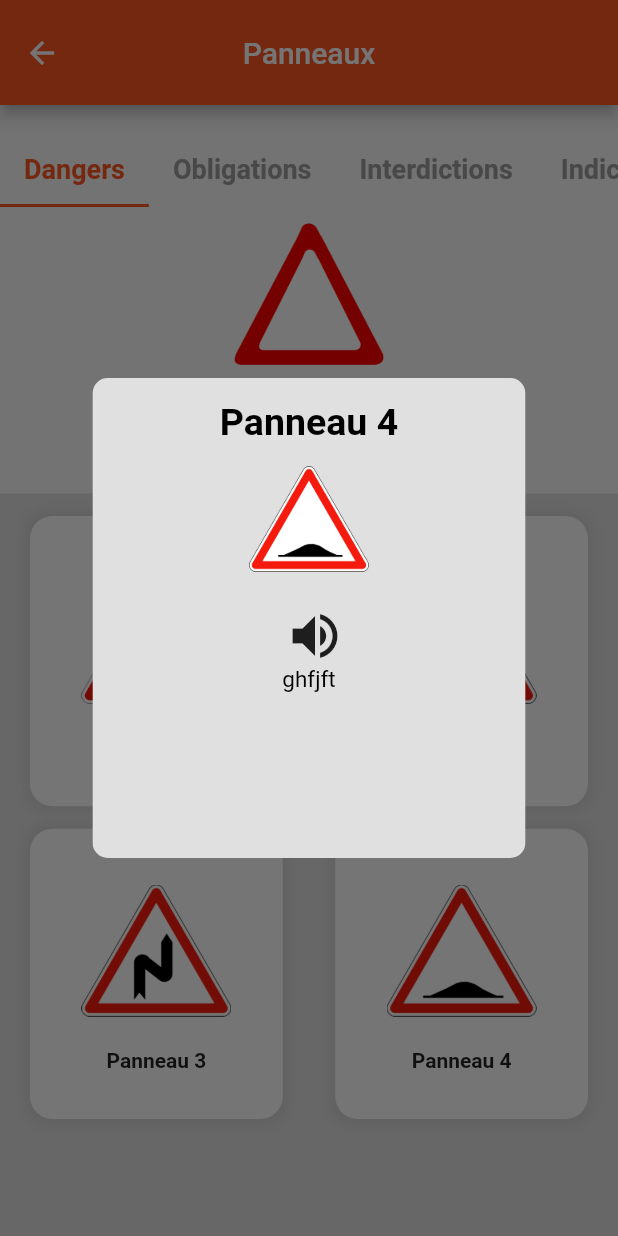
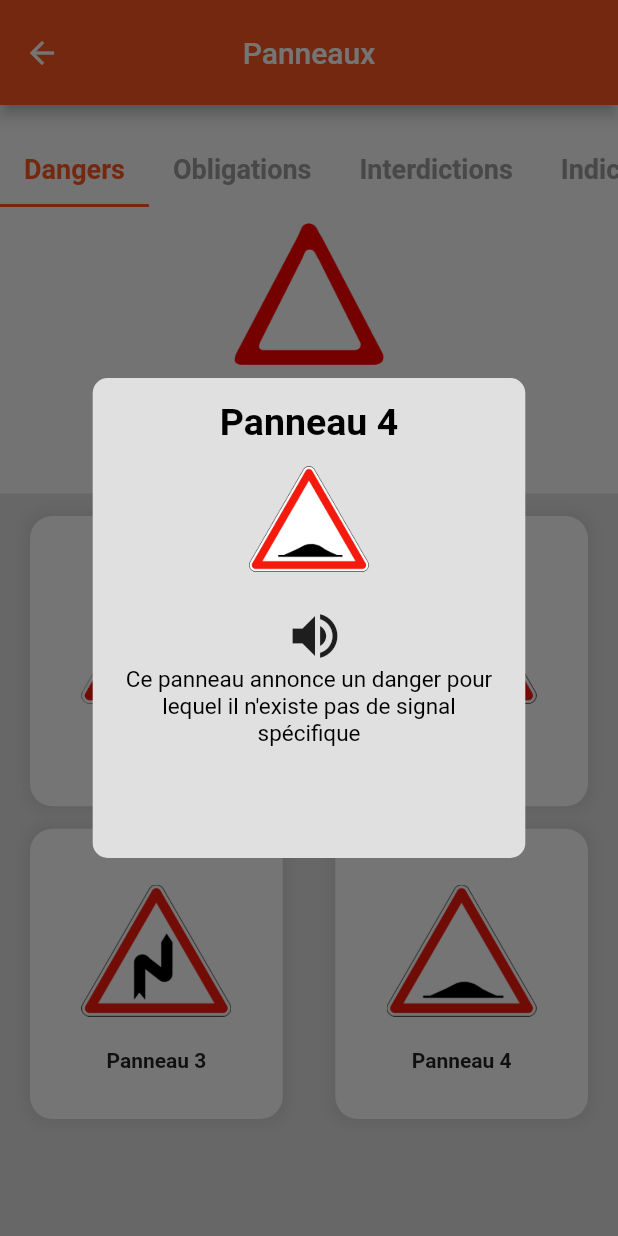
Before and after one commit to diakaliakonate5/Groupe_Flutter_Front-end, a Flutter app: the DetailsPanneau screen opened directly, after a tap on "Panneau 4", on a phone screen of 412 x 824 dp. Run offline on Flutter 3.47's test engine with Material 2 defaults, Android fonts, the light colour scheme and no system bars; our stand-ins replace audioplayers.

Commit message:
Updated Panels content

```diff
--- a/lib/ListCategories.dart
+++ b/lib/ListCategories.dart
@@ -18,3 +18,8 @@ List categoryAudio = ["voices/danger/Danger.mp3", "voices/obligation/obligation.
 
 ///List of panels by category
 List categoryPanels = [dangerPanels, obligationPanels, interdictionPanels, indicationPanels];
+
+///List of panels descriptions by category
+List categoryPanelsDesc = [dangerSubPanelsDescriptions, obligationSubPanelsDescription, interdictionSubPanelsDescription, indicationSubPanelsDescription];
+
+List categoryPanelsAudios = [dangerSubPanelsAudio, obligationsSubPanelsAudio, interdictionSubPanelsAudio, indicationSubPanelsAudio];
--- a/lib/ListPanneaux.dart
+++ b/lib/ListPanneaux.dart
@@ -1,21 +1,53 @@
 // ignore_for_file: file_names
 
-///List of dangers panels
+///List of dangers panels images
 List dangerPanels = ["assets/images/dangers/1.png", "assets/images/dangers/2.png",
   "assets/images/dangers/3.png", "assets/images/dangers/4.png"];
 
-///List of interdictions panels
+///List of interdictions panels images
 List interdictionPanels = ["assets/images/interdictions/1.png", "assets/images/interdictions/2.png",
   "assets/images/interdictions/3.png", "assets/images/interdictions/4.png"];
 
-///List of obligations panels
+///List of obligations panels images
 List obligationPanels = ["assets/images/obligations/1.png", "assets/images/obligations/2.png",
   "assets/images/obligations/3.png", "assets/images/obligations/4.jpg"];
 
-///List of indications panels
+///List of indications panels images
 List indicationPanels = ["assets/images/indications/1.png", "assets/images/indications/2.png",
   "assets/images/indications/3.png", "assets/images/indications/4.png"];
 
+/// List of sub panels audios paths
+//DANGERS
+List dangerSubPanelsAudio = [
+  "assets/voices/danger/1.mp3",
+  "assets/voices/danger/2.mp3",
+  "assets/voices/danger/3.mp3",
+  "assets/voices/danger/4.mp3"
+];
+
+//Obligations
+List obligationsSubPanelsAudio = [
+  "assets/voices/obligation/1.mp3",
+  "assets/voices/obligation/2.mp3",
+  "assets/voices/obligation/3.mp3",
+  "assets/voices/obligation/4.mp3"
+];
+
+//Interdictions
+List interdictionSubPanelsAudio = [
+  "assets/voices/interdiction/1.mp3",
+  "assets/voices/interdiction/2.mp3",
+  "assets/voices/interdiction/3.mp3",
+  "assets/voices/interdiction/4.mp3"
+];
+
+//Indications
+List indicationSubPanelsAudio = [
+  "assets/voices/indication/1.mp3",
+  "assets/voices/indication/2.mp3",
+  "assets/voices/indication/3.mp3",
+  "assets/voices/indication/4.mp3"
+];
 
 /// *__________________________Names and description differents panels____________________________________***/
 List dangerSubPanelsDescriptions = [
@@ -25,6 +57,20 @@ List dangerSubPanelsDescriptions = [
   "Ce panneau annonce un danger pour lequel il n'existe pas de signal spécifique"
 ];
 
+List obligationSubPanelsDescription = [
+  "Ce panneau montre que le conducteur est obligé de tourner à droite",
+  "Ce panneau indique une obligation de tourner à gauche à la prochaine intersection",
+  "Ce panneau indique un chemin obligatoire pour les pietons",
+  "Ce panneau montre que le conducteur est obligé de tourner à gauche ou de se diriger tout droit à la prochaine intersection"
+];
+
+List interdictionSubPanelsDescription = [
+  "Ce panneau montre une interdiction de tourner à droite à la prochaine intersection",
+  "Ce panneau montre un accès interdit aux motocyclettes et motocyclettes légères",
+  "Ce panneau indique une rue à sens interdit",
+  "Ce panneau interdit le stationnement mais autorise l'arrêt sur la chausée et l'accotement du côté où il est implanté"
+];
+
 List indicationSubPanelsDescription = [
   "Ce panneau indique une circulation à sens unique",
   "Ce panneau indique un espace réservé à l'arrêt des taxis ",
--- a/lib/PanneauContent/DetailsPanneau.dart
+++ b/lib/PanneauContent/DetailsPanneau.dart
@@ -73,16 +73,16 @@ class _DetailsPanneauState extends State<DetailsPanneau>
                 controller: tabController,
                 children: [
                   DetailsPanneauContent(imgPath: categoryLists[0], audio: categoryAudio[0],
-                      description: categoryDescription[0], panels: categoryPanels, idCategory: 0),
+                      description: categoryDescription[0], panels: categoryPanels, panelsDesc: categoryPanelsDesc, panelsAudios: categoryPanelsAudios, idCategory: 0),
 
                   DetailsPanneauContent(imgPath: categoryLists[1], audio: categoryAudio[1],
-                      description: categoryDescription[1], panels: categoryPanels, idCategory: 1),
+                      description: categoryDescription[1], panels: categoryPanels, panelsDesc: categoryPanelsDesc, panelsAudios: categoryPanelsAudios, idCategory: 1),
 
                   DetailsPanneauContent(imgPath: categoryLists[2], audio: categoryAudio[2],
-                      description: categoryDescription[2], panels: categoryPanels, idCategory: 2),
+                      description: categoryDescription[2], panels: categoryPanels, panelsDesc: categoryPanelsDesc, panelsAudios: categoryPanelsAudios, idCategory: 2),
 
                   DetailsPanneauContent(imgPath: categoryLists[3], audio: categoryAudio[3],
-                      description: categoryDescription[3], panels: categoryPanels, idCategory: 3)
+                      description: categoryDescription[3], panels: categoryPanels, panelsDesc: categoryPanelsDesc, panelsAudios: categoryPanelsAudios, idCategory: 3)
                 ],
               ))
         ],
--- a/lib/PanneauContent/DetailsPanneauContent.dart
+++ b/lib/PanneauContent/DetailsPanneauContent.dart
@@ -11,12 +11,15 @@ class DetailsPanneauContent extends StatefulWidget {
       required this.audio,
       required this.description,
       required this.panels,
-      required this.idCategory})
-      : super(key: key);
+      required this.idCategory,
+      required this.panelsDesc,
+      required this.panelsAudios}) : super(key: key);
   final String imgPath;
   final String description;
   final String audio;
   final List panels;
+  final List panelsDesc;
+  final List panelsAudios;
   final int idCategory;
 
   @override
@@ -53,7 +56,7 @@ class _DetailsPanneauContentState extends State<DetailsPanneauContent> {
           const SizedBox(
             height: 15,
           ),
-          Expanded(child: PanneauCardView(imagePanels: widget.panels[widget.idCategory]))
+          Expanded(child: PanneauCardView(imagePanels: widget.panels[widget.idCategory], panelsDesc: widget.panelsDesc[widget.idCategory], panelsAudios: widget.panelsAudios[widget.idCategory]))
         ],
       ),
     );
--- a/lib/PanneauContent/PanneauCardView.dart
+++ b/lib/PanneauContent/PanneauCardView.dart
@@ -4,8 +4,10 @@ import 'dart:ui';
 import 'package:flutter/material.dart';
 
 class PanneauCardView extends StatefulWidget {
-  const PanneauCardView({Key? key, required this.imagePanels}) : super(key: key);
+  const PanneauCardView({Key? key, required this.imagePanels, required this.panelsDesc, required this.panelsAudios}) : super(key: key);
   final List imagePanels;
+  final List panelsDesc;
+  final List panelsAudios;
 
 
   @override
@@ -37,10 +39,10 @@ class _PanneauCardViewState extends State<PanneauCardView> {
               mainAxisSpacing: 15,
               childAspectRatio: 1.0,
               children: [
-                makeCardForSubPanneau(widget.imagePanels[0], "Panneau 1", "rtyioz"),
-                makeCardForSubPanneau(widget.imagePanels[1], "Panneau 2", "ppssdoo"),
-                makeCardForSubPanneau(widget.imagePanels[2], "Panneau 3", "dsdjjsj"),
-                makeCardForSubPanneau(widget.imagePanels[3], "Panneau 4", "ghfjft"),
+                makeCardForSubPanneau(widget.imagePanels[0], "Panneau 1", widget.panelsDesc[0]),
+                makeCardForSubPanneau(widget.imagePanels[1], "Panneau 2", widget.panelsDesc[1]),
+                makeCardForSubPanneau(widget.imagePanels[2], "Panneau 3", widget.panelsDesc[2]),
+                makeCardForSubPanneau(widget.imagePanels[3], "Panneau 4", widget.panelsDesc[3]),
               ],
             ),
           )
@@ -136,7 +138,6 @@ class _PanneauCardViewState extends State<PanneauCardView> {
                       alignment: Alignment.center,
                       child: Text(
                         description,
-                        maxLines: 3,
                         style: TextStyle(fontSize: 15, color: Colors.black),
                         textAlign: TextAlign.center,
                       ),
--- a/lib/quiz/views/play_quiz.dart
+++ b/lib/quiz/views/play_quiz.dart
@@ -188,14 +188,14 @@ class _PlayQuizState extends State<PlayQuiz>
             //  imageUrl: questions[index].getImageUrl(),
             //  height: 200,
             //),
-            Image(
+            /*Image(
                 height: 200,
                 image: AssetImage(
                   questions[index].getImageUrl(),
-                )),
+                )),*/
             Spacer(),
             IconButton(
-              icon: Icon(Icons.play_circle),
+              icon: const Icon(Icons.play_circle),
               iconSize: 60.0,
               onPressed: () {
                 setState(() {
```
